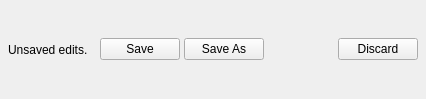
The window that gui/overlays/saveconfirmoverlay.ui (do-i/thumbgrid) describes before a commit, drawn with Qt 5.
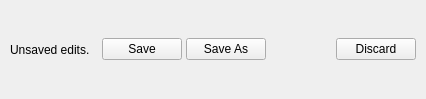
The same window after the commit.

The edit to the form file:
```diff
--- a/gui/overlays/saveconfirmoverlay.ui
+++ b/gui/overlays/saveconfirmoverlay.ui
@@ -18,16 +18,16 @@
     <number>4</number>
    </property>
    <property name="leftMargin">
-    <number>8</number>
+    <number>10</number>
    </property>
    <property name="topMargin">
-    <number>8</number>
+    <number>10</number>
    </property>
    <property name="rightMargin">
-    <number>8</number>
+    <number>10</number>
    </property>
    <property name="bottomMargin">
-    <number>8</number>
+    <number>10</number>
    </property>
    <item>
     <widget class="QLabel" name="textLabel">
```
